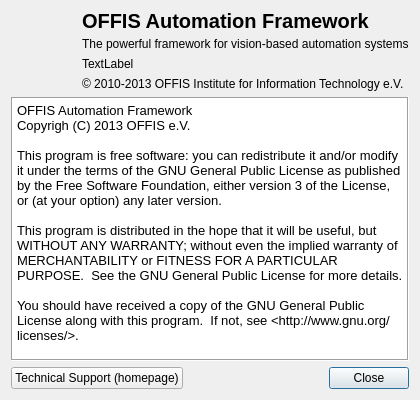
This is modules/frontend/projects/AmirFrontend/src/AboutScreen.ui in OFFIS-Automation/Framework as Qt 5 draws it before an edit. The edited form follows.
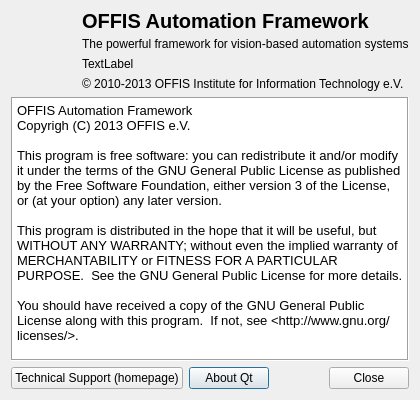
This is the edited form. Icons and pictures are not drawn.

Commit message: added about QT to the about dialog

```diff
--- a/modules/frontend/projects/AmirFrontend/src/AboutScreen.ui
+++ b/modules/frontend/projects/AmirFrontend/src/AboutScreen.ui
@@ -155,6 +155,13 @@
        </property>
       </widget>
      </item>
+     <item>
+      <widget class="QPushButton" name="aboutQT">
+       <property name="text">
+        <string>About Qt</string>
+       </property>
+      </widget>
+     </item>
      <item>
       <spacer name="horizontalSpacer">
        <property name="orientation">
```
Left out of the diff: 2 changed lines with no effect on the pictures. The commit also changes 2 other files.
